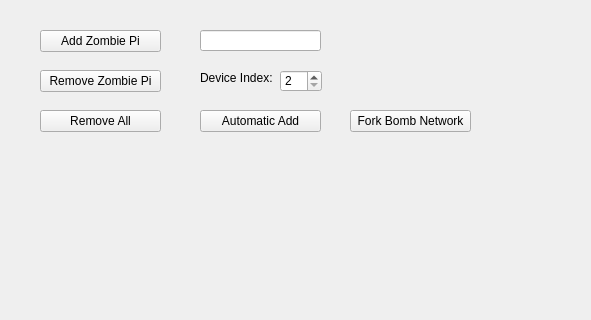
Above: CyberBox/attackermain.ui from RoysGit227/Software2Project before the change; both pictures show x 0 to 591 and y 0 to 320 of the 800 by 600 pixel window. Below: the same form after it.
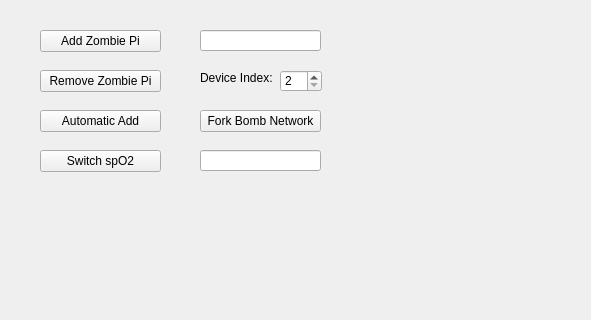
That is the form after the change.

Diff of the .ui file:
```diff
--- a/CyberBox/attackermain.ui
+++ b/CyberBox/attackermain.ui
@@ -86,19 +86,19 @@
     <property name="geometry">
      <rect>
       <x>40</x>
-      <y>110</y>
+      <y>150</y>
       <width>121</width>
       <height>22</height>
      </rect>
     </property>
     <property name="text">
-     <string>Remove All</string>
+     <string>Switch spO2</string>
     </property>
    </widget>
    <widget class="QPushButton" name="addDevButton_2">
     <property name="geometry">
      <rect>
-      <x>200</x>
+      <x>40</x>
       <y>110</y>
       <width>121</width>
       <height>22</height>
@@ -111,7 +111,7 @@
    <widget class="QPushButton" name="addDevButton_3">
     <property name="geometry">
      <rect>
-      <x>350</x>
+      <x>200</x>
       <y>110</y>
       <width>121</width>
       <height>22</height>
@@ -121,6 +121,16 @@
      <string>Fork Bomb Network</string>
     </property>
    </widget>
+   <widget class="QLineEdit" name="fileNameLine">
+    <property name="geometry">
+     <rect>
+      <x>200</x>
+      <y>150</y>
+      <width>121</width>
+      <height>21</height>
+     </rect>
+    </property>
+   </widget>
   </widget>
   <widget class="QMenuBar" name="menubar">
    <property name="geometry">
```
Left out of the diff: 2 changed lines with no effect on the pictures.
